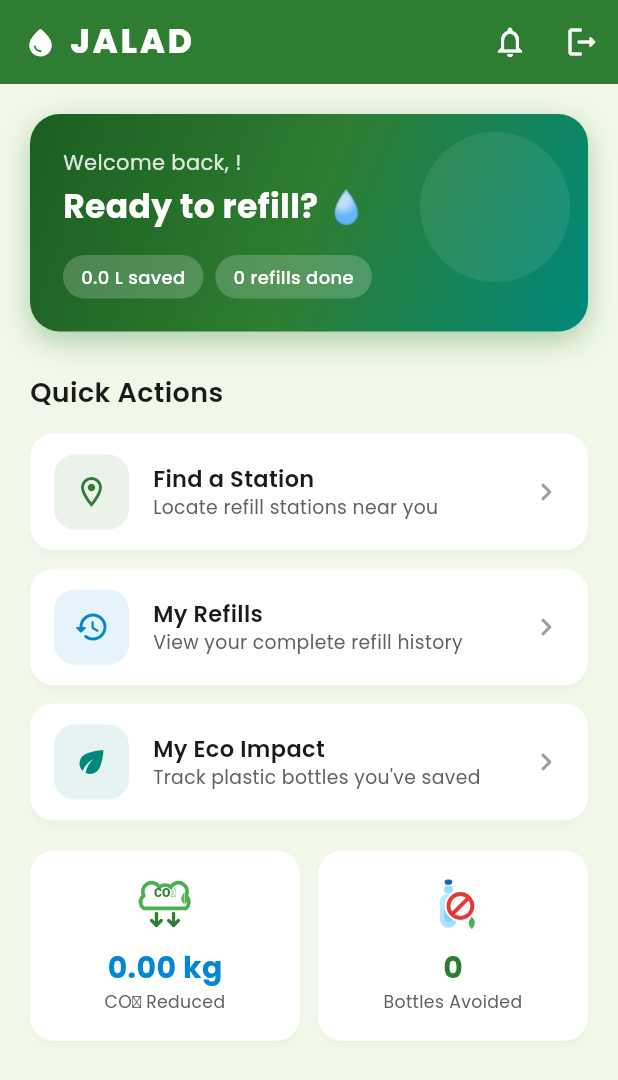
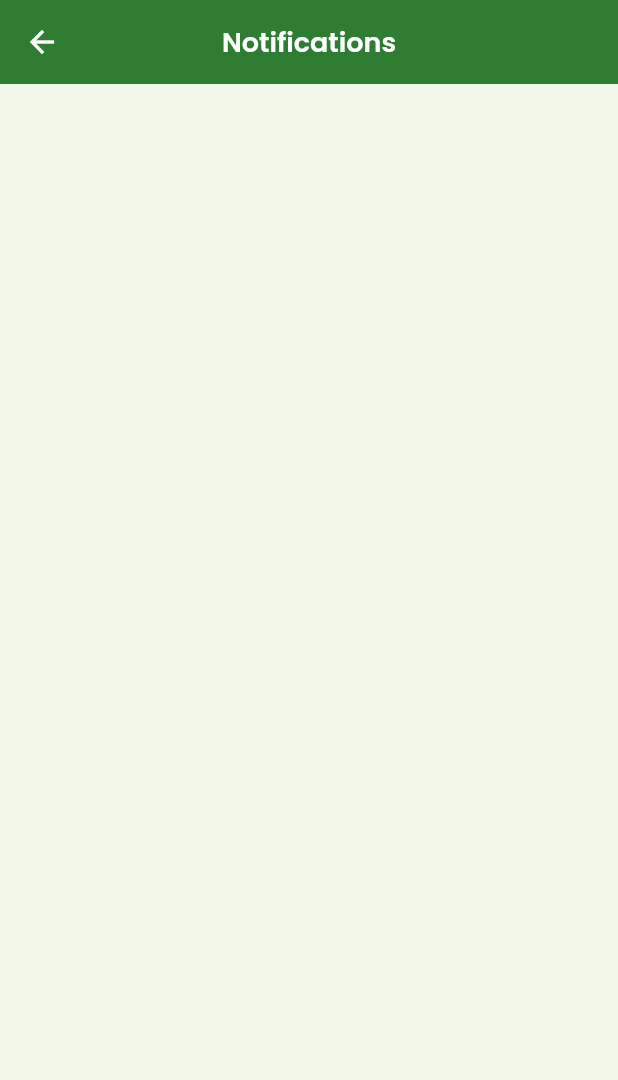
Before and after one commit to sustainictechnologies/MobileApplication, a Flutter app: the HomeScreen screen opened by its route, after a tap on the "notifications" icon, on a phone screen of 412 x 824 dp. Shown: the top 1080 px of the screen. Run offline on Flutter 3.47's test engine with Material 3 defaults, Android fonts, the phone set to English and light mode, and no system bars; our stand-ins replace flutter_map, flutter_secure_storage, go_router, google_fonts, latlong2, local_auth; accounts and stored records are empty.

Commit message:
added notifications screen and account_type dropdown in registration

```diff
--- a/jalad_application_1/lib/main.dart
+++ b/jalad_application_1/lib/main.dart
@@ -9,6 +9,7 @@ import 'screens/history/history_screen.dart';
 import 'screens/home/home_screen.dart';
 import 'screens/map/map_screen.dart';
 import 'screens/onboarding/intro_screen.dart';
+import 'screens/notifications/notifications_screen.dart';
 import 'screens/profile/profile_screen.dart';
 import 'screens/splash/splash_screen.dart';
 
@@ -50,6 +51,7 @@ class JalApp extends StatelessWidget {
         '/history': (context) => const HistoryScreen(),
         '/profile': (context) => const ProfileScreen(),
         '/eco-impact': (context) => const EcoImpactScreen(),
+        '/notifications': (context) => const NotificationsScreen(),
       },
     );
   }
--- a/jalad_application_1/lib/screens/home/home_screen.dart
+++ b/jalad_application_1/lib/screens/home/home_screen.dart
@@ -97,7 +97,7 @@ class HomeScreen extends StatelessWidget {
       actions: [
         IconButton(
           icon: const Icon(Icons.notifications_outlined, color: Colors.white),
-          onPressed: () {},
+          onPressed: () => Navigator.pushNamed(context, '/notifications'),
           tooltip: 'Notifications',
         ),
         IconButton(
--- /dev/null
+++ b/jalad_application_1/lib/screens/notifications/notifications_screen.dart
@@ -0,0 +1,28 @@
+import 'package:flutter/material.dart';
+import 'package:google_fonts/google_fonts.dart';
+
+import '../../core/theme/app_theme.dart';
+
+class NotificationsScreen extends StatelessWidget {
+  const NotificationsScreen({super.key});
+
+  @override
+  Widget build(BuildContext context) {
+    return Scaffold(
+      backgroundColor: AppColors.background,
+      appBar: AppBar(
+        backgroundColor: AppColors.primary,
+        title: Text(
+          'Notifications',
+          style: GoogleFonts.poppins(
+            fontSize: 18,
+            fontWeight: FontWeight.w600,
+            color: Colors.white,
+          ),
+        ),
+        iconTheme: const IconThemeData(color: Colors.white),
+      ),
+      body: const SizedBox.shrink(),
+    );
+  }
+}
```
